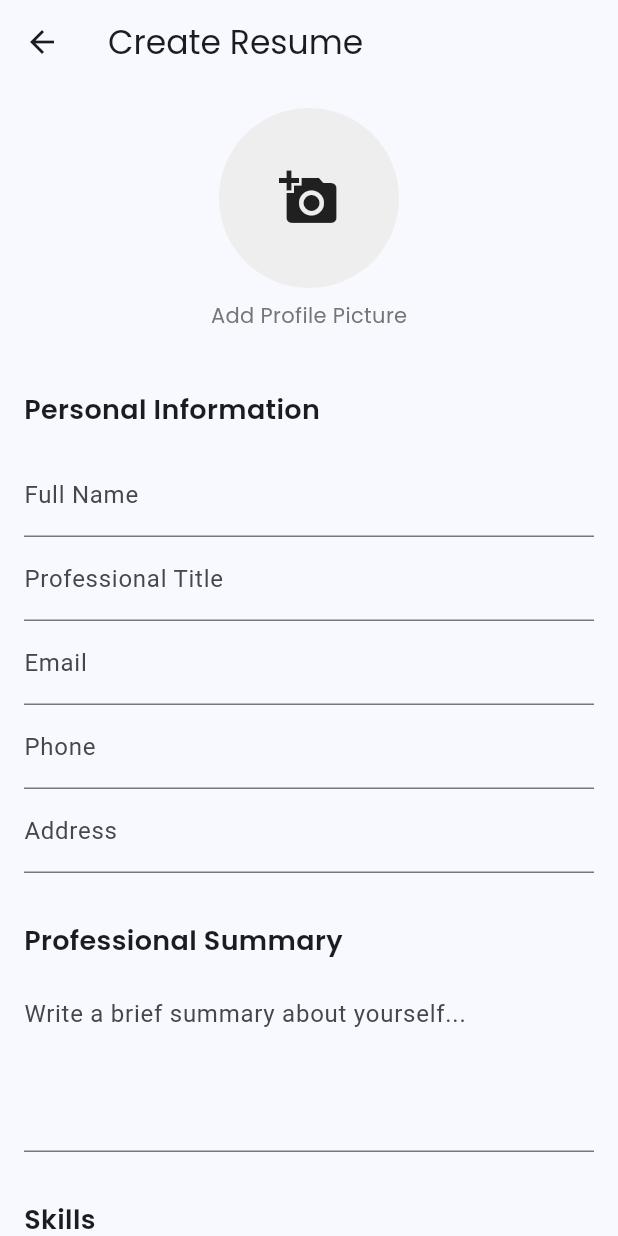
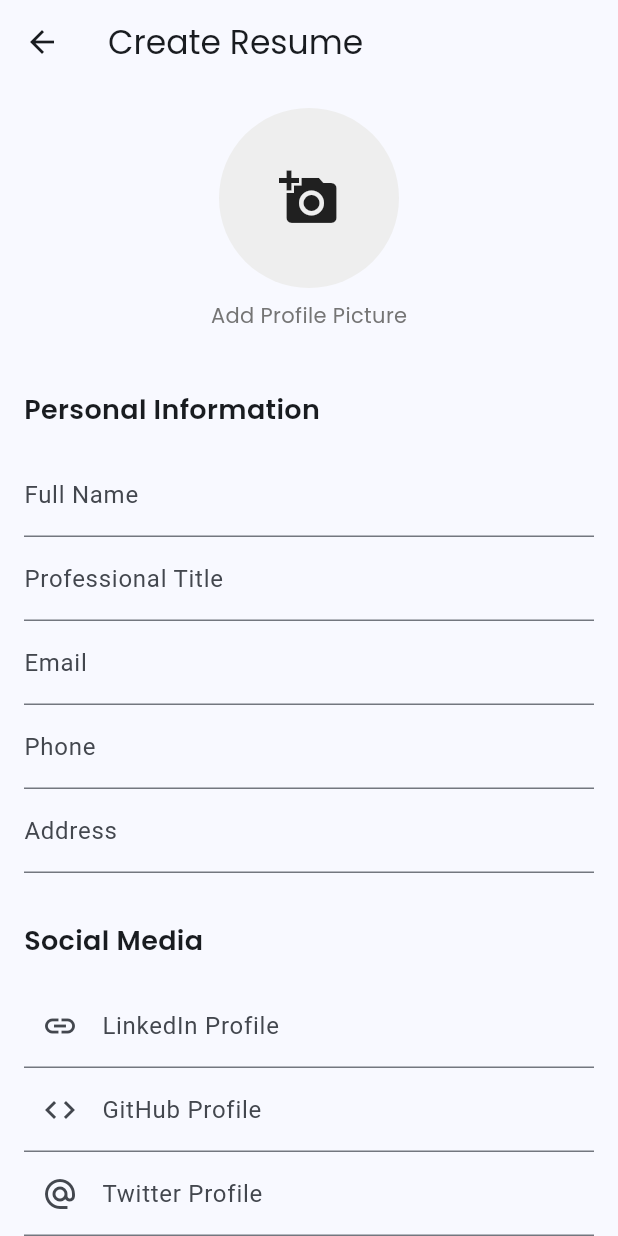
Before and after one commit to chamudithaperera/Flutter-Dart-project-07-Resume_Maker, a Flutter app: the ResumeFormPage screen opened directly with empty values, on a phone screen of 412 x 824 dp. Run offline on Flutter 3.47's test engine with Material 3 defaults, Android fonts, the phone set to English and light mode, and no system bars; our stand-ins replace google_fonts, image_picker, pdf.

Commit message:
Add social media support to ResumeData, ResumeFormPage, ResumePreviewPage, and PDFService
- Introduced a socialMedia field in ResumeData to store user social media links.
- Enhanced ResumeFormPage with input fields for LinkedIn, GitHub, Twitter, and Portfolio.
- Updated ResumePreviewPage to display social media links if provided.
- Modified PDFService to include social media links in the generated PDF output.

```diff
--- a/resume_maker/lib/models/resume_data.dart
+++ b/resume_maker/lib/models/resume_data.dart
@@ -11,6 +11,7 @@ class ResumeData {
   final List<Experience> experience;
   final List<String> hobbies;
   final String accentColor;
+  final Map<String, String> socialMedia;
 
   ResumeData({
     required this.name,
@@ -25,6 +26,7 @@ class ResumeData {
     required this.experience,
     this.hobbies = const [],
     this.accentColor = '#FFA726',
+    this.socialMedia = const {},
   });
 }
 
--- a/resume_maker/lib/screens/resume_form_page.dart
+++ b/resume_maker/lib/screens/resume_form_page.dart
@@ -28,6 +28,12 @@ class _ResumeFormPageState extends State<ResumeFormPage> {
   final List<TextEditingController> _experienceControllers = [];
   final List<String> _hobbies = [];
 
+  // Social media controllers
+  final _linkedinController = TextEditingController();
+  final _githubController = TextEditingController();
+  final _twitterController = TextEditingController();
+  final _portfolioController = TextEditingController();
+
   final _nameController = TextEditingController();
   final _titleController = TextEditingController();
   final _emailController = TextEditingController();
@@ -43,6 +49,10 @@ class _ResumeFormPageState extends State<ResumeFormPage> {
     _phoneController.dispose();
     _addressController.dispose();
     _summaryController.dispose();
+    _linkedinController.dispose();
+    _githubController.dispose();
+    _twitterController.dispose();
+    _portfolioController.dispose();
     for (var controller in _skillControllers) {
       controller.dispose();
     }
@@ -143,6 +153,16 @@ class _ResumeFormPageState extends State<ResumeFormPage> {
           ),
         ),
         hobbies: _hobbies,
+        socialMedia: {
+          if (_linkedinController.text.isNotEmpty)
+            'linkedin': _linkedinController.text,
+          if (_githubController.text.isNotEmpty)
+            'github': _githubController.text,
+          if (_twitterController.text.isNotEmpty)
+            'twitter': _twitterController.text,
+          if (_portfolioController.text.isNotEmpty)
+            'portfolio': _portfolioController.text,
+        },
       );
 
       Navigator.push(
@@ -239,6 +259,47 @@ class _ResumeFormPageState extends State<ResumeFormPage> {
                     validator: (value) => value?.isEmpty ?? true
                         ? 'Please enter your address'
                         : null,
+                  ),
+                ],
+              ),
+            ),
+
+            // Social Media Section
+            _buildSection(
+              'Social Media',
+              Column(
+                children: [
+                  TextFormField(
+                    controller: _linkedinController,
+                    decoration: const InputDecoration(
+                      labelText: 'LinkedIn Profile',
+                      prefixIcon: Icon(Icons.link),
+                      hintText: 'https://linkedin.com/in/username',
+                    ),
+                  ),
+                  TextFormField(
+                    controller: _githubController,
+                    decoration: const InputDecoration(
+                      labelText: 'GitHub Profile',
+                      prefixIcon: Icon(Icons.code),
+                      hintText: 'https://github.com/username',
+                    ),
+                  ),
+                  TextFormField(
+                    controller: _twitterController,
+                    decoration: const InputDecoration(
+                      labelText: 'Twitter Profile',
+                      prefixIcon: Icon(Icons.alternate_email),
+                      hintText: 'https://twitter.com/username',
+                    ),
+                  ),
+                  TextFormField(
+                    controller: _portfolioController,
+                    decoration: const InputDecoration(
+                      labelText: 'Portfolio Website',
+                      prefixIcon: Icon(Icons.web),
+                      hintText: 'https://yourportfolio.com',
+                    ),
                   ),
                 ],
               ),
--- a/resume_maker/lib/services/pdf_service.dart
+++ b/resume_maker/lib/services/pdf_service.dart
@@ -69,6 +69,23 @@ class PDFService {
                   pw.Text(resumeData.address),
                 ],
               ),
+
+              if (resumeData.socialMedia.isNotEmpty) ...[
+                pw.SizedBox(height: 10),
+                pw.Row(
+                  mainAxisAlignment: pw.MainAxisAlignment.spaceAround,
+                  children: [
+                    if (resumeData.socialMedia['linkedin'] != null)
+                      pw.Text(resumeData.socialMedia['linkedin']!),
+                    if (resumeData.socialMedia['github'] != null)
+                      pw.Text(resumeData.socialMedia['github']!),
+                    if (resumeData.socialMedia['twitter'] != null)
+                      pw.Text(resumeData.socialMedia['twitter']!),
+                    if (resumeData.socialMedia['portfolio'] != null)
+                      pw.Text(resumeData.socialMedia['portfolio']!),
+                  ],
+                ),
+              ],
 
               pw.SizedBox(height: 20),
 
```
Also changed, not shown: resume_maker/lib/screens/resume_preview_page.dart (+33 -0 lines).
